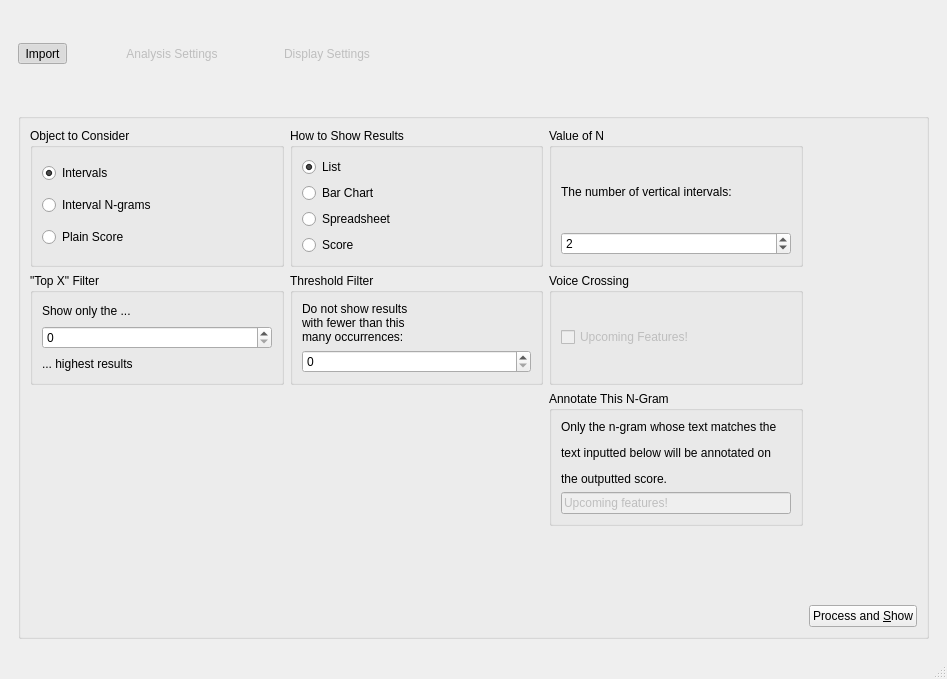
Qt form views/ui/main_window.ui (ELVIS-Project/vis-framework) before a commit.
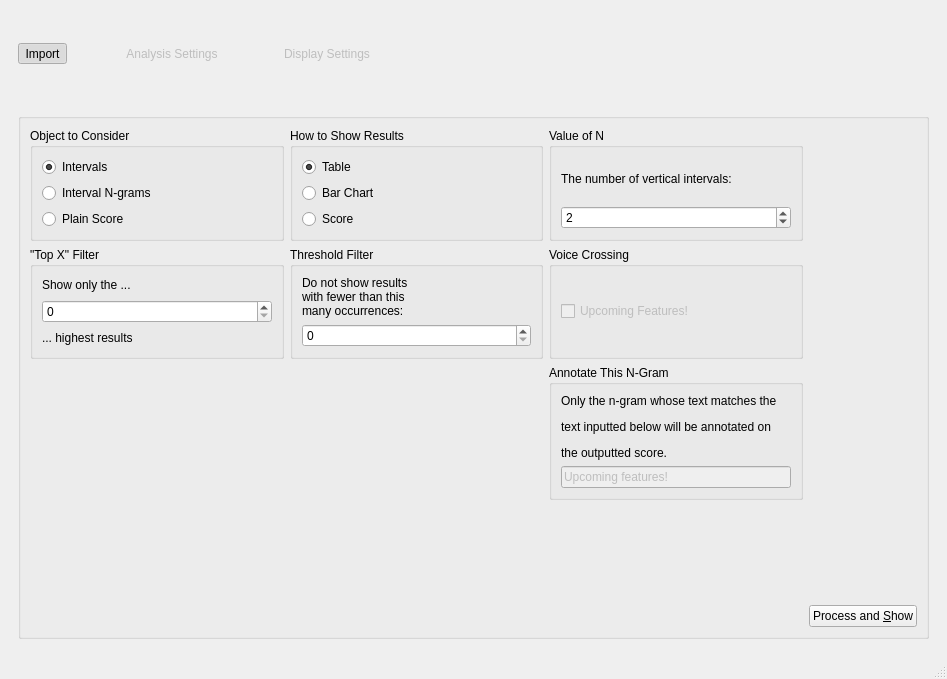
The same form after that commit. The open tabs and pages were chosen to show the change. Icons and pictures are not drawn.

Commit message:
Remove "Spreadsheet" Output; Rename "List" to "Table"
This is more clear, since the "list" option will be outputting an HTML
table. In the VisTextDisplay, I'll add different choices for outputting
the table as HTML, Excel, or CSV.

```diff
--- a/views/ui/main_window.ui
+++ b/views/ui/main_window.ui
@@ -671,7 +671,7 @@
                  <bool>true</bool>
                 </property>
                 <property name="text">
-                 <string>List</string>
+                 <string>Table</string>
                 </property>
                 <property name="checked">
                  <bool>true</bool>
@@ -688,16 +688,6 @@
                 </property>
                </widget>
               </item>
-              <item>
-               <widget class="QRadioButton" name="rdo_spreadsheet">
-                <property name="text">
-                 <string>Spreadsheet</string>
-                </property>
-                <property name="checked">
-                 <bool>false</bool>
-                </property>
-               </widget>
-              </item>
               <item>
                <widget class="QRadioButton" name="rdo_score">
                 <property name="enabled">
```
Left out of the diff: 6 changed lines with no effect on the pictures. The commit also changes 1 other file.
